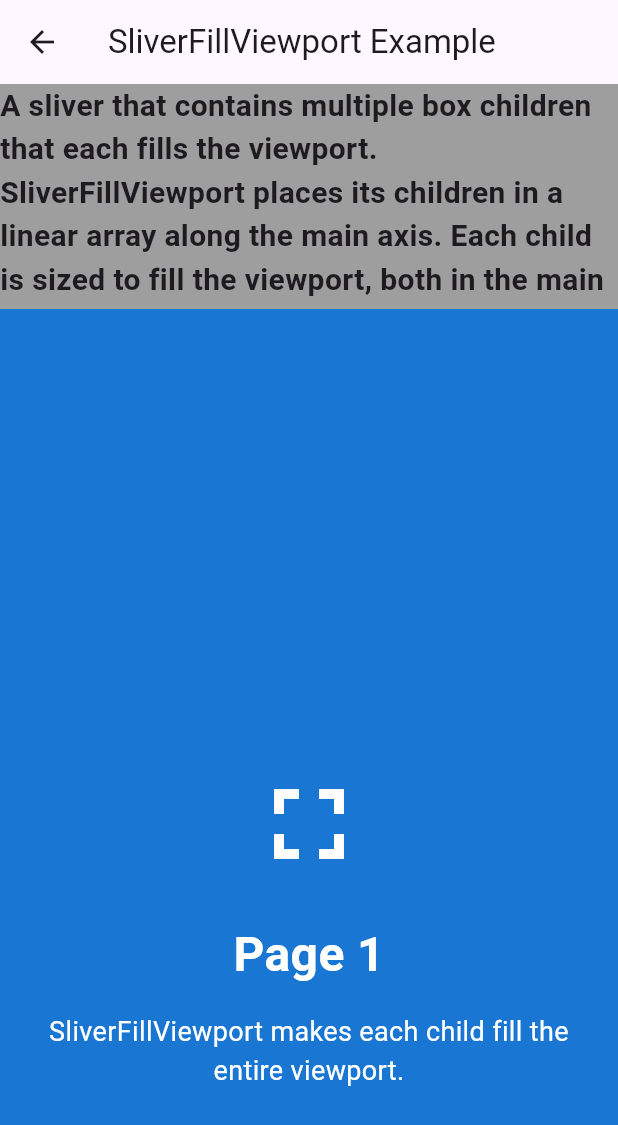
After one commit to bushuevmaxim/slivers-showcase, a Flutter app: the SliverFillViewportExample screen opened by its route, on a phone screen of 412 x 824 dp. The commit adds this screen. Shown: the top 1125 px of the screen. Run offline on Flutter 3.47's test engine with Material 3 defaults, Android fonts, the phone set to English and light mode, and no system bars.

Commit message:
Add example for SliverFillViewport

```diff
--- a/lib/models/sliver_example.dart
+++ b/lib/models/sliver_example.dart
@@ -75,4 +75,10 @@ final List<SliverExample> sliverExamples = [
     route: '/sliver_layout_builder',
     icon: Icons.auto_awesome_mosaic,
   ),
+  const SliverExample(
+    title: 'SliverFillViewport',
+    description: 'A sliver that fills the viewport with each child.',
+    route: '/sliver_fill_viewport',
+    icon: Icons.view_carousel,
+  ),
 ];
--- /dev/null
+++ b/lib/screens/examples/sliver_fill_viewport_example.dart
@@ -0,0 +1,109 @@
+import 'package:flutter/material.dart';
+
+class SliverFillViewportExample extends StatelessWidget {
+  const SliverFillViewportExample({super.key});
+
+  @override
+  Widget build(BuildContext context) {
+    return Scaffold(
+      body: CustomScrollView(
+        slivers: [
+          const SliverAppBar(
+            title: Text('SliverFillViewport Example'),
+            floating: true,
+            pinned: true,
+            snap: true,
+          ),
+          SliverToBoxAdapter(
+            child: Container(
+              height: 150,
+              color: Colors.grey,
+              child: const Center(
+                child: Text(
+                  'A sliver that contains multiple box children that each fills the viewport.\nSliverFillViewport places its children in a linear array along the main axis. Each child is sized to fill the viewport, both in the main and cross axis.',
+                  style: TextStyle(fontSize: 20, fontWeight: FontWeight.bold),
+                ),
+              ),
+            ),
+          ),
+          SliverFillViewport(
+            // Each child fills the viewport
+            delegate: SliverChildBuilderDelegate(
+              (BuildContext context, int index) {
+                // Create different colored pages with different content
+                return Container(
+                  color: _getPageColor(index),
+                  child: Column(
+                    mainAxisAlignment: MainAxisAlignment.center,
+                    children: [
+                      Icon(
+                        _getPageIcon(index),
+                        size: 80,
+                        color: Colors.white,
+                      ),
+                      const SizedBox(height: 24),
+                      Text(
+                        'Page ${index + 1}',
+                        style: const TextStyle(
+                          fontSize: 32,
+                          fontWeight: FontWeight.bold,
+                          color: Colors.white,
+                        ),
+                      ),
+                      const SizedBox(height: 16),
+                      Padding(
+                        padding: const EdgeInsets.symmetric(horizontal: 32),
+                        child: Text(
+                          _getPageDescription(index),
+                          textAlign: TextAlign.center,
+                          style: const TextStyle(
+                            fontSize: 18,
+                            color: Colors.white,
+                          ),
+                        ),
+                      ),
+                    ],
+                  ),
+                );
+              },
+              childCount: 5,
+            ),
+          ),
+        ],
+      ),
+    );
+  }
+
+  Color _getPageColor(int index) {
+    final colors = [
+      Colors.blue[700],
+      Colors.purple[700],
+      Colors.green[700],
+      Colors.orange[700],
+      Colors.red[700],
+    ];
+    return colors[index % colors.length]!;
+  }
+
+  IconData _getPageIcon(int index) {
+    final icons = [
+      Icons.fullscreen,
+      Icons.view_carousel,
+      Icons.view_day,
+      Icons.view_array,
+      Icons.view_comfortable,
+    ];
+    return icons[index % icons.length];
+  }
+
+  String _getPageDescription(int index) {
+    final descriptions = [
+      'SliverFillViewport makes each child fill the entire viewport.',
+      'Scroll up or down to navigate between pages.',
+      'Each child takes exactly the height of the viewport.',
+      'This is useful for creating page-based UIs.',
+      'Perfect for onboarding screens or similar page-by-page experiences.',
+    ];
+    return descriptions[index % descriptions.length];
+  }
+}
--- a/lib/screens/examples/sliver_padding_example.dart
+++ b/lib/screens/examples/sliver_padding_example.dart
@@ -8,8 +8,8 @@ class SliverPaddingExample extends StatelessWidget {
     return Scaffold(
       body: CustomScrollView(
         slivers: [
-          SliverAppBar(
-            title: const Text('SliverPadding Example'),
+          const SliverAppBar(
+            title: Text('SliverPadding Example'),
             floating: true,
             snap: true,
           ),
--- a/lib/utils/routes.dart
+++ b/lib/utils/routes.dart
@@ -10,6 +10,7 @@ import '../screens/examples/sliver_animated_list_example.dart';
 import '../screens/examples/sliver_opacity_example.dart';
 import '../screens/examples/sliver_padding_example.dart';
 import '../screens/examples/sliver_layout_builder_example.dart';
+import '../screens/examples/sliver_fill_viewport_example.dart';
 
 class AppRoutes {
   static Map<String, WidgetBuilder> routes = {
@@ -24,5 +25,6 @@ class AppRoutes {
     '/sliver_opacity': (context) => const SliverOpacityExample(),
     '/sliver_padding': (context) => const SliverPaddingExample(),
     '/sliver_layout_builder': (context) => const SliverLayoutBuilderExample(),
+    '/sliver_fill_viewport': (context) => const SliverFillViewportExample(),
   };
 }
```
